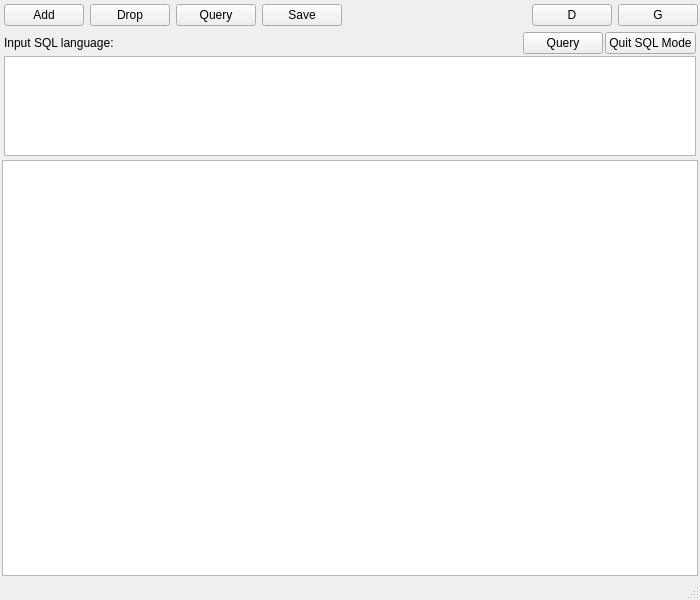
Before: the Qt Designer form cashio/MainWindow.ui in bsdelf/cashio, drawn with Qt 5.
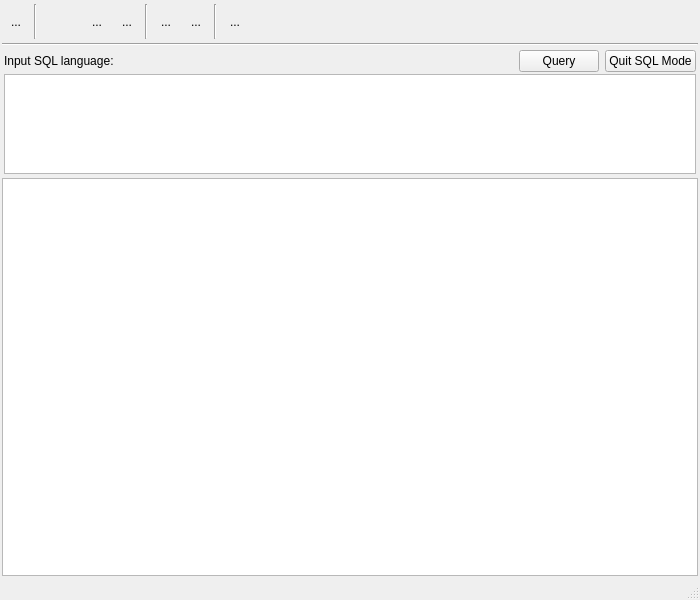
After: the same form once the commit is applied. The open tabs and pages were chosen to show the change. Icons and pictures are not drawn.

```diff
--- a/cashio/MainWindow.ui
+++ b/cashio/MainWindow.ui
@@ -40,39 +40,182 @@
            <number>2</number>
           </property>
           <item>
-           <widget class="QPushButton" name="btnAdd">
+           <widget class="QToolButton" name="btnOpen">
             <property name="text">
-             <string>Add</string>
+             <string>...</string>
             </property>
+            <property name="icon">
+             <iconset resource="resource.qrc">
+              <normaloff>:/icon/res/open.png</normaloff>:/icon/res/open.png</iconset>
+            </property>
+            <property name="iconSize">
+             <size>
+              <width>28</width>
+              <height>28</height>
+             </size>
+            </property>
+            <property name="autoRaise">
+             <bool>true</bool>
+            </property>
            </widget>
           </item>
           <item>
-           <widget class="QPushButton" name="btnDrop">
+           <widget class="Line" name="line_2">
+            <property name="orientation">
+             <enum>Qt::Vertical</enum>
+            </property>
+           </widget>
+          </item>
+          <item>
+           <widget class="QToolButton" name="btnAdd">
             <property name="text">
-             <string>Drop</string>
+             <string/>
             </property>
+            <property name="icon">
+             <iconset resource="resource.qrc">
+              <normaloff>:/icon/res/add.png</normaloff>:/icon/res/add.png</iconset>
+            </property>
+            <property name="iconSize">
+             <size>
+              <width>28</width>
+              <height>28</height>
+             </size>
+            </property>
+            <property name="autoRaise">
+             <bool>true</bool>
+            </property>
            </widget>
           </item>
           <item>
-           <widget class="QPushButton" name="btnQuery">
+           <widget class="QToolButton" name="btnDrop">
             <property name="text">
-             <string>Query</string>
+             <string>...</string>
             </property>
-            <property name="checkable">
+            <property name="icon">
+             <iconset resource="resource.qrc">
+              <normaloff>:/icon/res/drop.png</normaloff>:/icon/res/drop.png</iconset>
+            </property>
+            <property name="iconSize">
+             <size>
+              <width>28</width>
+              <height>28</height>
+             </size>
+            </property>
+            <property name="autoRaise">
              <bool>true</bool>
             </property>
            </widget>
           </item>
           <item>
-           <widget class="QPushButton" name="btnSave">
+           <widget class="QToolButton" name="btnQuery">
             <property name="text">
-             <string>Save</string>
+             <string>...</string>
             </property>
-            <property name="checkable">
+            <property name="icon">
+             <iconset resource="resource.qrc">
+              <normaloff>:/icon/res/query.png</normaloff>:/icon/res/query.png</iconset>
+            </property>
+            <property name="iconSize">
+             <size>
+              <width>28</width>
+              <height>28</height>
+             </size>
+            </property>
+            <property name="autoRaise">
+             <bool>true</bool>
+            </property>
+           </widget>
+          </item>
+          <item>
+           <widget class="Line" name="line">
+            <property name="orientation">
+             <enum>Qt::Vertical</enum>
+            </property>
+           </widget>
+          </item>
+          <item>
+           <widget class="QToolButton" name="btnTags">
+            <property name="text">
+             <string>...</string>
+            </property>
+            <property name="icon">
+             <iconset resource="resource.qrc">
+              <normaloff>:/icon/res/tags.png</normaloff>:/icon/res/tags.png</iconset>
+            </property>
+            <property name="iconSize">
+             <size>
+              <width>28</width>
+              <height>28</height>
+             </size>
+            </property>
+            <property name="autoRaise">
+             <bool>true</bool>
+            </property>
+           </widget>
+          </item>
+          <item>
+           <widget class="QToolButton" name="btnGraph">
+            <property name="text">
+             <string>...</string>
+            </property>
+            <property name="icon">
+             <iconset resource="resource.qrc">
+              <normaloff>:/icon/res/graph.png</normaloff>:/icon/res/graph.png</iconset>
+            </property>
+            <property name="iconSize">
+             <size>
+              <width>28</width>
+              <height>28</height>
+             </size>
+            </property>
+            <property name="autoRaise">
+             <bool>true</bool>
+            </property>
+           </widget>
+          </item>
+          <item>
+           <widget class="Line" name="line_4">
+            <property name="orientation">
+             <enum>Qt::Vertical</enum>
+            </property>
+           </widget>
+          </item>
+          <item>
+           <widget class="QToolButton" name="btnConf">
+            <property name="text">
+             <string>...</string>
+            </property>
+            <property name="icon">
+             <iconset resource="resource.qrc">
+              <normaloff>:/icon/res/conf.png</normaloff>:/icon/res/conf.png</iconset>
+            </property>
+            <property name="iconSize">
+             <size>
+              <width>28</width>
+              <height>28</height>
+             </size>
+            </property>
+            <property name="autoExclusive">
              <bool>false</bool>
             </property>
+            <property name="autoRaise">
+             <bool>true</bool>
+            </property>
            </widget>
           </item>
+          <item>
+           <spacer name="horizontalSpacer_3">
+            <property name="orientation">
+             <enum>Qt::Horizontal</enum>
+            </property>
+            <property name="sizeHint" stdset="0">
+             <size>
+              <width>40</width>
+              <height>20</height>
+             </size>
+            </property>
+           </spacer>
+          </item>
          </layout>
         </widget>
         <widget class="QWidget" name="pageGraph">
@@ -107,28 +250,15 @@
         </property>
        </spacer>
       </item>
-      <item>
-       <widget class="QPushButton" name="btnShowDb">
-        <property name="text">
-         <string>D</string>
-        </property>
-        <property name="checkable">
-         <bool>true</bool>
-        </property>
-       </widget>
-      </item>
-      <item>
-       <widget class="QPushButton" name="btnShowGraph">
-        <property name="text">
-         <string>G</string>
-        </property>
-        <property name="checkable">
-         <bool>true</bool>
-        </property>
-       </widget>
-      </item>
      </layout>
     </item>
+    <item>
+     <widget class="Line" name="line_3">
+      <property name="orientation">
+       <enum>Qt::Horizontal</enum>
+      </property>
+     </widget>
+    </item>
     <item>
      <widget class="QStackedWidget" name="widgetToolExt">
       <property name="sizePolicy">
@@ -137,7 +267,13 @@
         <verstretch>0</verstretch>
        </sizepolicy>
       </property>
-      <property name="currentIndex">
+      <property name="frameShape">
+       <enum>QFrame::NoFrame</enum>
+      </property>
+      <property name="frameShadow">
+       <enum>QFrame::Plain</enum>
+      </property>
+      <property name="lineWidth">
        <number>1</number>
       </property>
       <widget class="QWidget" name="pageQueryCond">
@@ -188,13 +324,25 @@
         <item>
          <layout class="QHBoxLayout" name="horizontalLayout_3">
           <property name="spacing">
-           <number>-1</number>
+           <number>6</number>
           </property>
           <item>
            <widget class="QLabel" name="label_2">
             <property name="text">
              <string>Input SQL language:</string>
             </property>
+            <property name="textFormat">
+             <enum>Qt::PlainText</enum>
+            </property>
+            <property name="scaledContents">
+             <bool>false</bool>
+            </property>
+            <property name="margin">
+             <number>0</number>
+            </property>
+            <property name="indent">
+             <number>-1</number>
+            </property>
            </widget>
           </item>
           <item>
```
Left out of the diff: 7 changed lines with no effect on the pictures.
